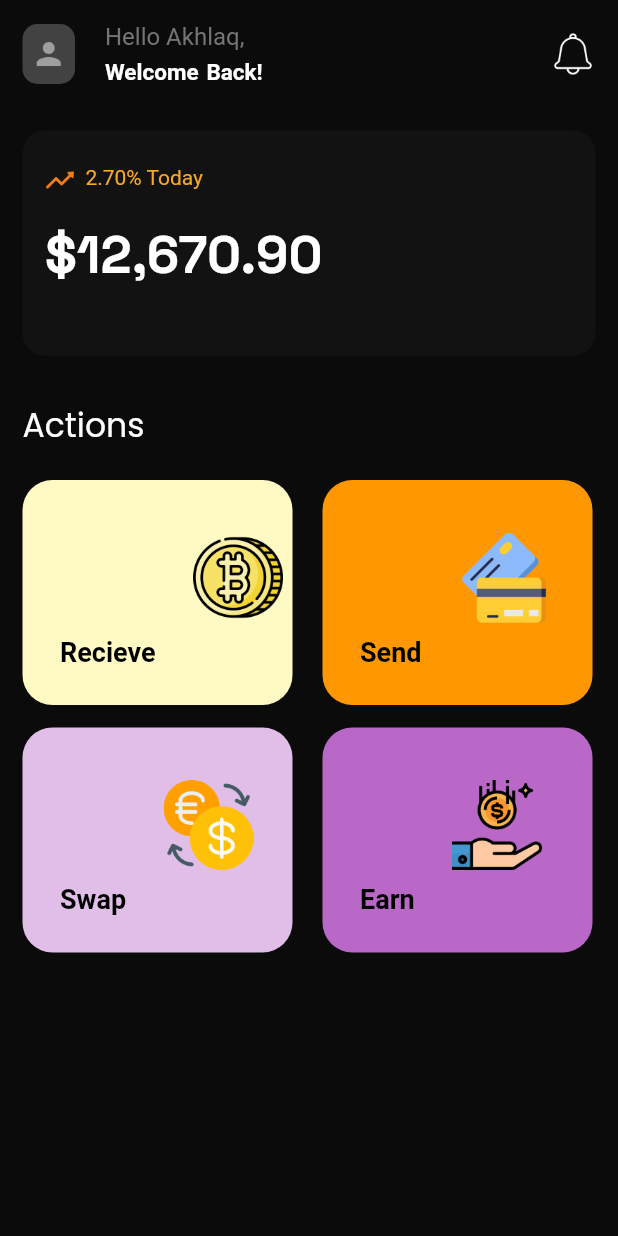
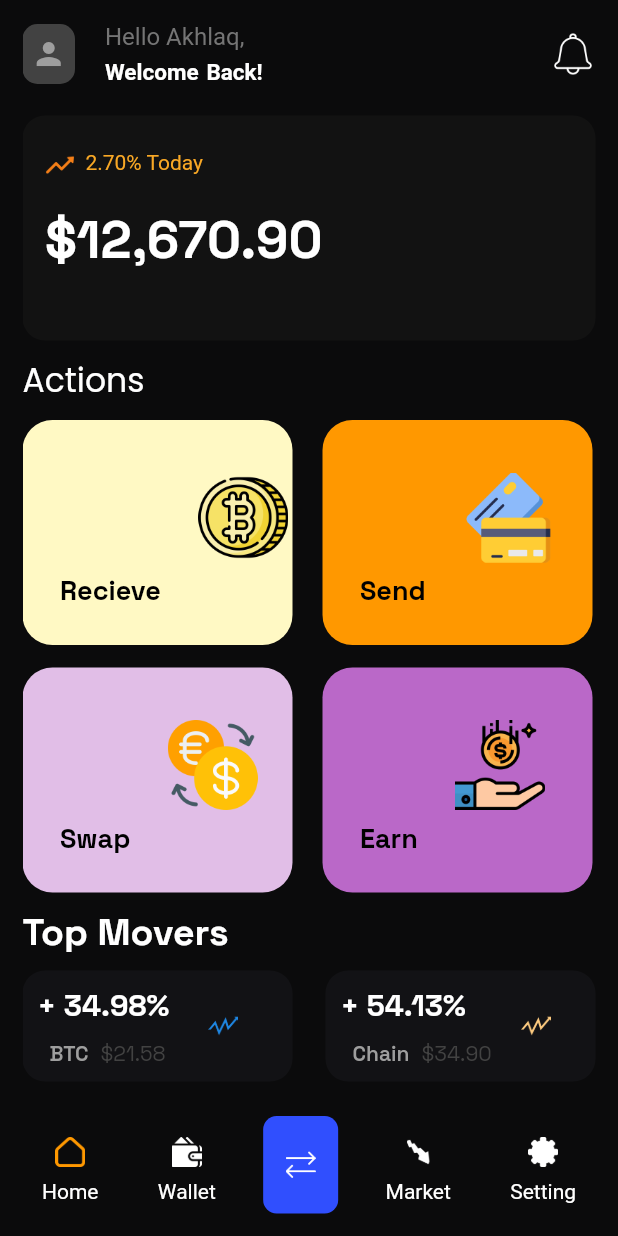
Before and after one commit to AkhlaqShaikh1/Wallet-UI, a Flutter app: the screen it shows after launch, on a phone screen of 412 x 824 dp. Run offline on Flutter 3.47's test engine with Material 2 defaults, Android fonts, the phone set to English and light mode, and no system bars; our stand-ins replace google_fonts.

Commit message:
Fixed Bottom Nav Bar

```diff
--- a/lib/main.dart
+++ b/lib/main.dart
@@ -1,6 +1,8 @@
 import 'package:flutter/material.dart';
+import 'package:wallet_ui/pages/wallet_page.dart';
 
 import 'pages/home_page.dart';
+import 'pages/main_page.dart';
 
 void main() {
   runApp(const MyApp());
@@ -15,7 +17,13 @@ class MyApp extends StatelessWidget {
       debugShowCheckedModeBanner: false,
       title: 'Wallet Demo',
       theme: ThemeData(brightness: Brightness.dark),
-      home: const HomePage(),
+      // home: const HomePage(),
+      routes: {
+        "/": (context) => const HomePage(),
+        "/home": (context) => const HomePage(),
+        "/wallet": (context) => const WalletPage(),
+        "/main": (context) => const MainPage(),
+      },
     );
   }
 }
--- a/lib/pages/home_page.dart
+++ b/lib/pages/home_page.dart
@@ -1,69 +1,94 @@
 import 'package:flutter/material.dart';
 import 'package:google_fonts/google_fonts.dart';
+import 'package:wallet_ui/pages/main_page.dart';
+import 'package:wallet_ui/pages/wallet_page.dart';
+import 'package:wallet_ui/widgets/home_widgets/my_bottom_nav_bar.dart';
 
-import '../widgets/home_widgets/action_card.dart';
-import '../widgets/home_widgets/balance_card.dart';
-import '../widgets/home_widgets/home_app_bar.dart';
-
-class HomePage extends StatelessWidget {
+class HomePage extends StatefulWidget {
   const HomePage({Key? key}) : super(key: key);
 
+  @override
+  State<HomePage> createState() => _HomePageState();
+}
+
+class _HomePageState extends State<HomePage> {
+  int pageIndex = 0;
+  Color selectedColor = Colors.orange;
+  Color unselectedColor = Colors.white;
+
+  List pages = [
+    const MainPage(),
+    const WalletPage(),
+  ];
   @override
   Widget build(BuildContext context) {
     return Scaffold(
       backgroundColor: const Color(0xff0b0b0c),
-      body: Padding(
-        padding: const EdgeInsets.symmetric(horizontal: 15, vertical: 15),
-        child: SafeArea(
-          child: Column(
-            crossAxisAlignment: CrossAxisAlignment.start,
-            children: [
-              const MyAppBar(),
-              const SizedBox(height: 30),
-              const BalanceCard(),
-              const SizedBox(height: 30),
-              Text(
-                "Actions",
-                style: TextStyle(
-                  fontSize: 22,
-                  fontFamily: GoogleFonts.poppins().fontFamily,
-                ),
-              ),
-              const SizedBox(height: 20),
-              _buildActionCards(),
-            ],
+      body: pages[pageIndex],
+      bottomNavigationBar: _buildBottomNavBar(),
+    );
+  }
+
+  Container _buildBottomNavBar() {
+    return Container(
+      padding: const EdgeInsets.symmetric(horizontal: 20),
+      width: double.infinity,
+      height: 80,
+      child: Row(
+        mainAxisAlignment: MainAxisAlignment.spaceBetween,
+        children: [
+          GestureDetector(
+            onTap: () {
+              setState(() {
+                pageIndex = 0;
+              });
+            },
+            child: _buildIcon("house", "Home", 0),
           ),
-        ),
+          GestureDetector(
+            onTap: () {
+              setState(() {
+                pageIndex = 1;
+                // Navigator.pushNamed(context, "/wallet");
+              });
+            },
+            child: _buildIcon("wallet", "Wallet", 1),
+          ),
+          Container(
+            margin: const EdgeInsets.only(bottom: 15),
+            alignment: Alignment.center,
+            height: 80,
+            width: 50,
+            decoration: BoxDecoration(
+              color: Colors.indigoAccent.shade700,
+              borderRadius: BorderRadius.circular(9),
+            ),
+            child: Image.asset(
+              "assets/icons/double-arrow.png",
+              height: 20,
+              color: Colors.white,
+            ),
+          ),
+          _buildIcon("trending", "Market", 2),
+          _buildIcon("setting", "Setting", 3),
+        ],
       ),
     );
   }
 
-  _buildActionCards() {
-    return Wrap(
-      spacing: 5,
-      runSpacing: 15,
+  Column _buildIcon(String imgSrc, String title, index) {
+    return Column(
+      crossAxisAlignment: CrossAxisAlignment.center,
+      mainAxisAlignment: MainAxisAlignment.center,
       children: [
-        ActionCard(
-          title: "Recieve",
-          color: Colors.yellow[100]!,
-          imgSrc: "assets/icons/bitcoin.png",
+        Image.asset(
+          "assets/icons/$imgSrc.png",
+          color: index == pageIndex ? selectedColor : unselectedColor,
+          height: 20,
         ),
-        const SizedBox(width: 10),
-        ActionCard(
-          title: "Send",
-          color: Colors.orange[500]!,
-          imgSrc: "assets/icons/credit.png",
-        ),
-        ActionCard(
-          title: "Swap",
-          color: Colors.purple[100]!,
-          imgSrc: "assets/icons/exchange.png",
-        ),
-        const SizedBox(width: 10),
-        ActionCard(
-          title: "Earn",
-          color: Colors.purple[300]!,
-          imgSrc: "assets/icons/earn.png",
+        Container(
+          padding: const EdgeInsets.all(8.0),
+          child: Text(title),
         ),
       ],
     );
--- /dev/null
+++ b/lib/pages/main_page.dart
@@ -0,0 +1,103 @@
+import 'package:flutter/material.dart';
+import 'package:google_fonts/google_fonts.dart';
+
+import '../widgets/home_widgets/action_card.dart';
+import '../widgets/home_widgets/balance_card.dart';
+import '../widgets/home_widgets/home_app_bar.dart';
+import '../widgets/home_widgets/mover_card.dart';
+
+class MainPage extends StatelessWidget {
+  const MainPage({Key? key}) : super(key: key);
+
+  @override
+  Widget build(BuildContext context) {
+    return Padding(
+      padding: const EdgeInsets.symmetric(horizontal: 15, vertical: 15),
+      child: SafeArea(
+        child: SingleChildScrollView(
+          physics: const BouncingScrollPhysics(),
+          child: Column(
+            crossAxisAlignment: CrossAxisAlignment.start,
+            children: [
+              const MyAppBar(),
+              const SizedBox(height: 20),
+              const BalanceCard(),
+              const SizedBox(height: 10),
+              Text(
+                "Actions",
+                style: TextStyle(
+                  fontSize: 22,
+                  fontFamily: GoogleFonts.poppins().fontFamily,
+                ),
+              ),
+              const SizedBox(height: 10),
+              _buildActionCards(),
+              const SizedBox(height: 10),
+              Text(
+                "Top Movers",
+                style: TextStyle(
+                  color: Colors.white,
+                  fontSize: 25,
+                  fontWeight: FontWeight.bold,
+                  fontFamily: GoogleFonts.spaceGrotesk().fontFamily,
+                ),
+              ),
+              _buildMover(),
+            ],
+          ),
+        ),
+      ),
+    );
+  }
+
+  Row _buildMover() {
+    return Row(
+      mainAxisAlignment: MainAxisAlignment.spaceBetween,
+      children: [
+        MoverCard(
+          coin: "BTC",
+          color: Colors.blue[600]!,
+          price: "21.58",
+          title: '+ 34.98%',
+        ),
+        MoverCard(
+          coin: "Chain",
+          color: Colors.orange[200]!,
+          price: "34.90",
+          title: '+ 54.13%',
+        ),
+      ],
+    );
+  }
+
+  _buildActionCards() {
+    return Wrap(
+      spacing: 5,
+      runSpacing: 15,
+      children: [
+        ActionCard(
+          title: "Recieve",
+          color: Colors.yellow[100]!,
+          imgSrc: "assets/icons/bitcoin.png",
+        ),
+        const SizedBox(width: 10),
+        ActionCard(
+          title: "Send",
+          color: Colors.orange[500]!,
+          imgSrc: "assets/icons/credit.png",
+        ),
+        ActionCard(
+          title: "Swap",
+          color: Colors.purple[100]!,
+          imgSrc: "assets/icons/exchange.png",
+        ),
+        const SizedBox(width: 10),
+        ActionCard(
+          title: "Earn",
+          color: Colors.purple[300]!,
+          imgSrc: "assets/icons/earn.png",
+        ),
+      ],
+    );
+  }
+}
--- /dev/null
+++ b/lib/pages/wallet_page.dart
@@ -0,0 +1,12 @@
+import 'package:flutter/material.dart';
+
+class WalletPage extends StatelessWidget {
+  const WalletPage({Key? key}) : super(key: key);
+
+  @override
+  Widget build(BuildContext context) {
+    return const Scaffold(
+      backgroundColor: Color(0xff0b0b0c),
+    );
+  }
+}
--- a/lib/widgets/home_widgets/action_card.dart
+++ b/lib/widgets/home_widgets/action_card.dart
@@ -1,4 +1,5 @@
 import 'package:flutter/material.dart';
+import 'package:google_fonts/google_fonts.dart';
 
 class ActionCard extends StatelessWidget {
   const ActionCard({
@@ -30,10 +31,11 @@ class ActionCard extends StatelessWidget {
                   padding: const EdgeInsets.all(25.0),
                   child: Text(
                     title,
-                    style: const TextStyle(
+                    style: TextStyle(
                       color: Colors.black,
                       fontSize: 18,
                       fontWeight: FontWeight.w700,
+                      fontFamily: GoogleFonts.spaceGrotesk().fontFamily,
                     ),
                   ),
                 ),
--- /dev/null
+++ b/lib/widgets/home_widgets/mover_card.dart
@@ -0,0 +1,85 @@
+import 'package:flutter/material.dart';
+import 'package:google_fonts/google_fonts.dart';
+
+class MoverCard extends StatelessWidget {
+  const MoverCard({
+    Key? key,
+    required this.title,
+    required this.coin,
+    required this.price,
+    required this.color,
+  }) : super(key: key);
+  final String title;
+  final String coin;
+  final String price;
+  final Color color;
+  @override
+  Widget build(BuildContext context) {
+    return Container(
+      margin: const EdgeInsets.symmetric(vertical: 10),
+      padding: const EdgeInsets.symmetric(horizontal: 10, vertical: 10),
+      width: 180,
+      // height: 70,
+      decoration: BoxDecoration(
+        color: const Color(0xff121215),
+        borderRadius: BorderRadius.circular(15),
+      ),
+      child: Row(
+        children: [
+          Column(
+            crossAxisAlignment: CrossAxisAlignment.start,
+            children: [
+              Text(
+                title,
+                style: TextStyle(
+                  color: Colors.white,
+                  fontSize: 20,
+                  fontWeight: FontWeight.bold,
+                  fontFamily: GoogleFonts.spaceGrotesk().fontFamily,
+                ),
+              ),
+              const SizedBox(height: 10),
+              Row(
+                children: [
+                  Padding(
+                    padding: const EdgeInsets.only(left: 8.0),
+                    child: Text(
+                      coin,
+                      style: TextStyle(
+                        color: Colors.grey[500],
+                        fontWeight: FontWeight.w600,
+                        fontFamily: GoogleFonts.spaceGrotesk().fontFamily,
+                      ),
+                    ),
+                  ),
+                  Padding(
+                    padding: const EdgeInsets.only(left: 8.0),
+                    child: Text(
+                      "\$" + price,
+                      style: TextStyle(
+                        color: Colors.grey[800],
+                        fontFamily: GoogleFonts.spaceGrotesk().fontFamily,
+                      ),
+                    ),
+                  )
+                ],
+              ),
+            ],
+          ),
+          Expanded(
+            child: Column(
+              crossAxisAlignment: CrossAxisAlignment.center,
+              children: [
+                Image.asset(
+                  "assets/icons/arrow-upward.png",
+                  height: 20,
+                  color: color,
+                )
+              ],
+            ),
+          )
+        ],
+      ),
+    );
+  }
+}
--- /dev/null
+++ b/lib/widgets/home_widgets/my_bottom_nav_bar.dart
@@ -0,0 +1,30 @@
+import 'package:flutter/material.dart';
+
+import 'package:wallet_ui/pages/home_page.dart';
+
+import '../../pages/wallet_page.dart';
+
+class MyBottomAppBar extends StatefulWidget {
+  const MyBottomAppBar({
+    Key? key,
+  }) : super(key: key);
+
+  @override
+  // ignore: no_logic_in_create_state
+  State<MyBottomAppBar> createState() => _MyBottomAppBarState();
+}
+
+class _MyBottomAppBarState extends State<MyBottomAppBar> {
+  int pageIndex = 0;
+  // bool isSelected = false;
+  Color selectedColor = Colors.orange;
+  Color notSelectedColor = Colors.white;
+
+  // _MyBottomAppBarState(BuildContext context, int index);
+
+  @override
+  Widget build(BuildContext context) {
+    // print("Bottom Nav Bar");
+    return Container();
+  }
+}
```
Also changed, not shown: assets/icons/arrow-upward.png (added), assets/icons/double-arrow.png (added), assets/icons/house.png (added), assets/icons/setting.png (added), assets/icons/trending.png (added), assets/icons/wallet.png (added).
